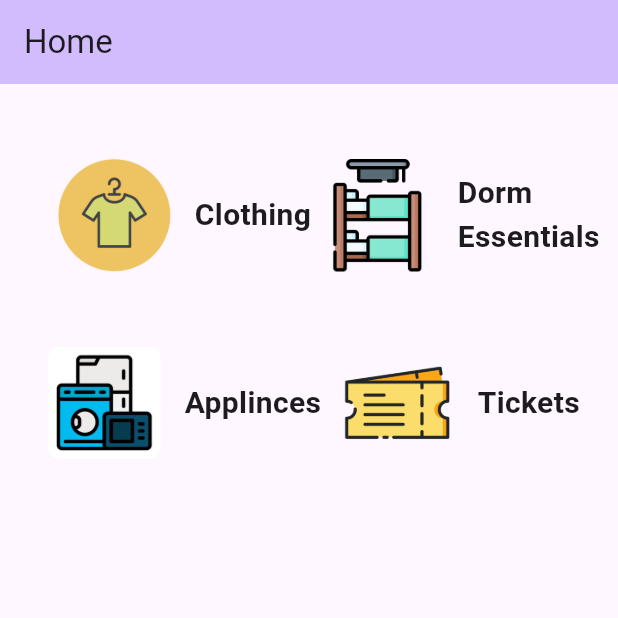
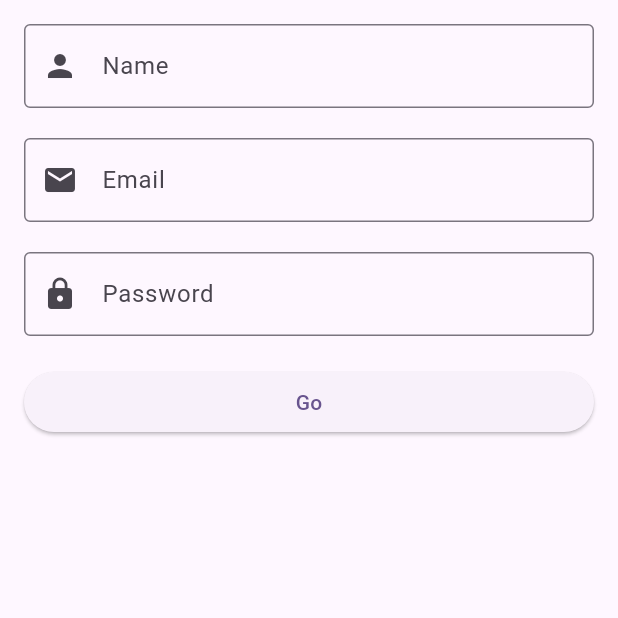
Before and after one commit to grovertanya/career-launch-team21, a Flutter app: the screen it shows after launch, on a phone screen of 412 x 824 dp, the top half of it. Run offline on Flutter 3.47's test engine with Material 3 defaults, Android fonts, the light colour scheme and no system bars; our stand-ins replace carousel_slider.

```diff
--- a/ebay_app/lib/main.dart
+++ b/ebay_app/lib/main.dart
@@ -1,4 +1,5 @@
-import 'package:ebay_app/home_screen.dart';
+//import 'package:ebay_app/home_screen.dart';
+import 'package:ebay_app/userform.dart';
 import 'package:flutter/material.dart';
 
 void main() {
@@ -37,12 +38,9 @@ class _MyHomePageState extends State<MyHomePage> {
   Widget build(BuildContext context) {
 
     return Scaffold(
-      appBar: AppBar(
-
-        backgroundColor: Theme.of(context).colorScheme.inversePrimary,
-        title: Text(widget.title),
+      body: const Center(
+        child: UserForm(),
       ),
-      body: HomeScreen(),
     );
   }
 }
--- a/ebay_app/lib/product_item.dart
+++ b/ebay_app/lib/product_item.dart
@@ -4,6 +4,7 @@ class ProductItem {
   final String description;
   final double price;
   final String imageUrl;
+  final String category;
 
   ProductItem({
     required this.id,
@@ -11,5 +12,6 @@ class ProductItem {
     required this.description,
     required this.price,
     required this.imageUrl,
+    required this.category,
   });
 }
--- /dev/null
+++ b/ebay_app/lib/userform.dart
@@ -0,0 +1,108 @@
+import 'package:ebay_app/home_screen.dart';
+import 'package:flutter/material.dart';
+
+class UserForm extends StatefulWidget {
+  const UserForm({super.key});
+
+  @override
+  State<UserForm> createState() => _UserFormState();
+}
+
+class _UserFormState extends State<UserForm> {
+
+  final _formKey = GlobalKey<FormState>();
+  TextEditingController nameController = TextEditingController();
+  String errorMessage = '';
+  String name = 'default';
+
+  @override
+  void dispose() {
+    nameController.dispose();
+    super.dispose();
+  }
+
+  @override
+  Widget build(BuildContext context) {
+    return Padding(
+      padding: EdgeInsets.all(16),
+      child: Form(
+        key: _formKey,
+        child: ListView(
+          children: [
+            TextFormField(
+              controller: nameController,
+              decoration: InputDecoration(
+                labelText: 'Name',
+                border: OutlineInputBorder(),
+                prefixIcon: Icon(Icons.person),
+              ),
+              validator: (value) {
+                if (value==null || value.isEmpty) {
+                  return 'Please Enter Your Name';
+                }
+                return null;
+              },
+            ),
+            SizedBox(height: 20,),
+            TextFormField(
+              decoration: InputDecoration(
+                labelText: 'Email',
+                border: OutlineInputBorder(),
+                prefixIcon: Icon(Icons.email),
+              ),
+              validator: (value) {
+                if (value==null || value.isEmpty) {
+                  return 'Please Enter Your Email';
+                }
+                if(!RegExp(r'^[^@]+@[^@]+\.[^@]+').hasMatch(value)) {
+                  return 'Please Enter a Valid Email';
+                }
+                return null;
+              },
+            ),
+            SizedBox(height: 20,),
+            TextFormField(
+              decoration: InputDecoration(
+                labelText: 'Password',
+                border: OutlineInputBorder(),
+                prefixIcon: Icon(Icons.lock),
+              ),
+              validator: (value) {
+                if (value==null || value.isEmpty) {
+                  return 'Please Enter Your Password';
+                }
+                if(value.length < 6) {
+                  return 'Please Enter a Valid Password';
+                }
+                return null;
+              },
+            ),
+            SizedBox(height: 20,),
+            ElevatedButton(
+              onPressed: () {
+                if(_formKey.currentState!.validate()) {
+                  setState(() {
+                    errorMessage = '';
+                    name = nameController.text;
+                  });
+                  Navigator.pushAndRemoveUntil(
+                    context,
+                    MaterialPageRoute(builder: (context) => HomeScreen(username: name,)),
+                    (route) => false,
+                  );
+                }
+                else{
+                  setState(() {
+                    errorMessage = 'Please Correct the errors';
+                  });
+                }
+              },
+              child: const Text('Go'),
+            ),
+
+          ],
+        ),
+      ),
+    );
+  }
+}
--- a/ebay_app/pubspec.yaml
+++ b/ebay_app/pubspec.yaml
@@ -34,6 +34,7 @@ dependencies:
   # The following adds the Cupertino Icons font to your application.
   # Use with the CupertinoIcons class for iOS style icons.
   cupertino_icons: ^1.0.8
+  carousel_slider: ^5.0.0
 
 dev_dependencies:
   flutter_test:
```
Also changed, not shown: ebay_app/lib/home_screen.dart (+83 -10 lines), ebay_app/lib/shopping_screen.dart (added, +22 -0 lines), ebay_app/assets/images/fridge.webp (added), ebay_app/assets/images/pillow.jpg (added), ebay_app/assets/images/table.webp (added), ebay_app/pubspec.lock.
